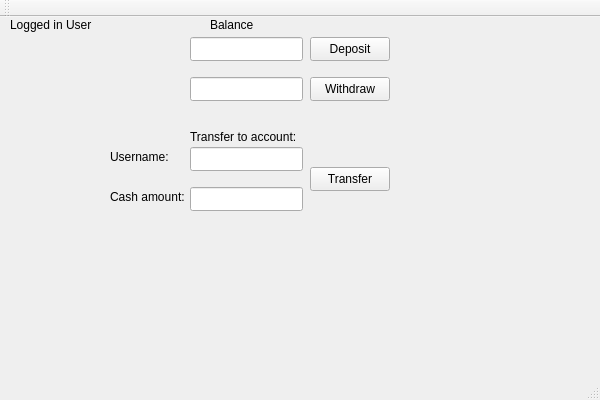
Above: QtWidgetsBank/QtWidgetsBank.ui from Jakyubi/QtWidgetsBank before the change. Below: the same form after it.
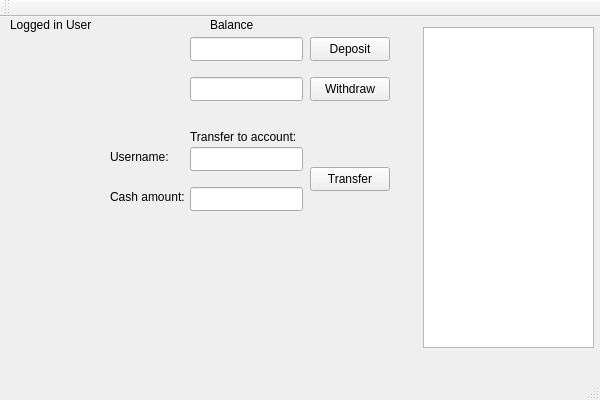
That is the form after the change.

```diff
--- a/QtWidgetsBank/QtWidgetsBank.ui
+++ b/QtWidgetsBank/QtWidgetsBank.ui
@@ -164,6 +164,16 @@
      <string>Transfer</string>
     </property>
    </widget>
+   <widget class="QTextEdit" name="historyTextEdit">
+    <property name="geometry">
+     <rect>
+      <x>423</x>
+      <y>10</y>
+      <width>171</width>
+      <height>321</height>
+     </rect>
+    </property>
+   </widget>
   </widget>
   <widget class="QMenuBar" name="menuBar">
    <property name="geometry">
```
